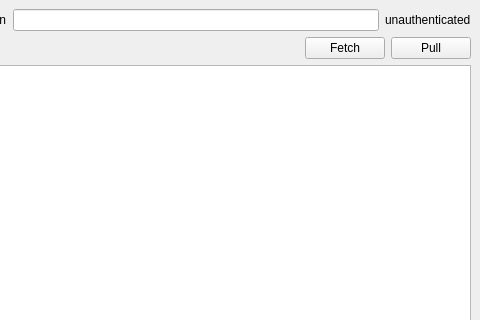
Above: mainwindow.ui from nguyenvukhang/canvas-sync before the change; both pictures show x 120 to 600 and y 0 to 320 of the 600 by 500 pixel window. Below: the same form after it.
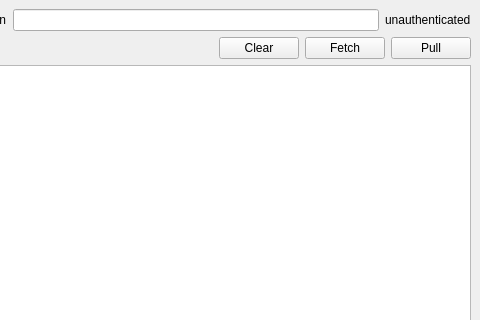
That is the form after the change. Custom widgets are drawn as their Qt base class.

Patch:
```diff
--- a/mainwindow.ui
+++ b/mainwindow.ui
@@ -70,6 +70,19 @@
         </property>
        </spacer>
       </item>
+      <item>
+       <widget class="QPushButton" name="pushButton">
+        <property name="minimumSize">
+         <size>
+          <width>80</width>
+          <height>0</height>
+         </size>
+        </property>
+        <property name="text">
+         <string>Clear</string>
+        </property>
+       </widget>
+      </item>
       <item>
        <widget class="QPushButton" name="pushButton_fetch">
         <property name="minimumSize">
```
